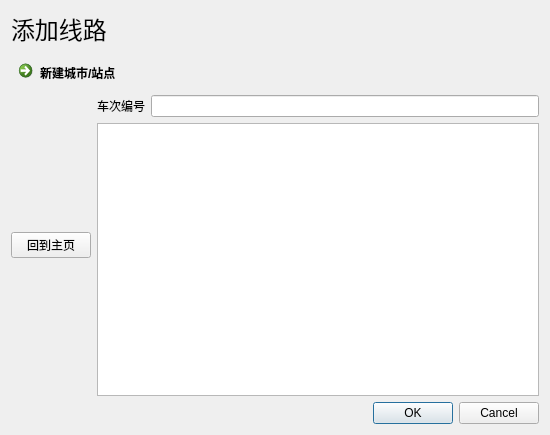
Old version of the form UI/adminadd.ui in the repository Nisiyama-Suzune/train-ticket-system.
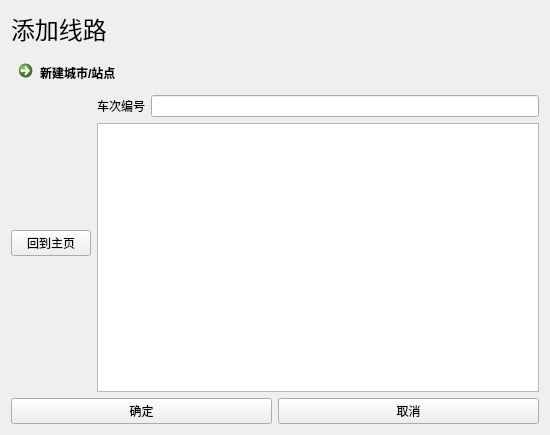
New version of the form.

Patch:
```diff
--- a/UI/adminadd.ui
+++ b/UI/adminadd.ui
@@ -71,14 +71,25 @@
     </layout>
    </item>
    <item>
-    <widget class="QDialogButtonBox" name="buttonBox">
-     <property name="orientation">
-      <enum>Qt::Horizontal</enum>
-     </property>
-     <property name="standardButtons">
-      <set>QDialogButtonBox::Cancel|QDialogButtonBox::Ok</set>
-     </property>
-    </widget>
+    <layout class="QHBoxLayout" name="horizontalLayout_5">
+     <item>
+      <widget class="QPushButton" name="pushButton_2">
+       <property name="text">
+        <string>确定</string>
+       </property>
+      </widget>
+     </item>
+     <item>
+      <widget class="QPushButton" name="pushButton_3">
+       <property name="text">
+        <string>取消</string>
+       </property>
+      </widget>
+     </item>
+    </layout>
+   </item>
+   <item>
+    <layout class="QHBoxLayout" name="horizontalLayout_4"/>
    </item>
   </layout>
   <zorder>buttonBox</zorder>
```
Left out of the diff: 41 changed lines with no effect on the pictures.
